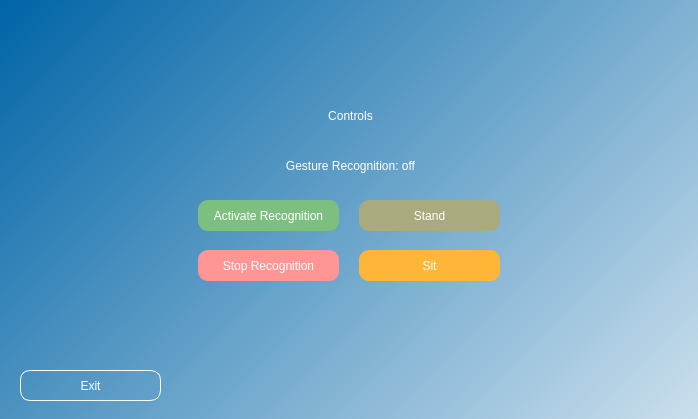
sagerpascal/zhaw_pa_robodog, file ui/control_window.ui: the form before one commit.
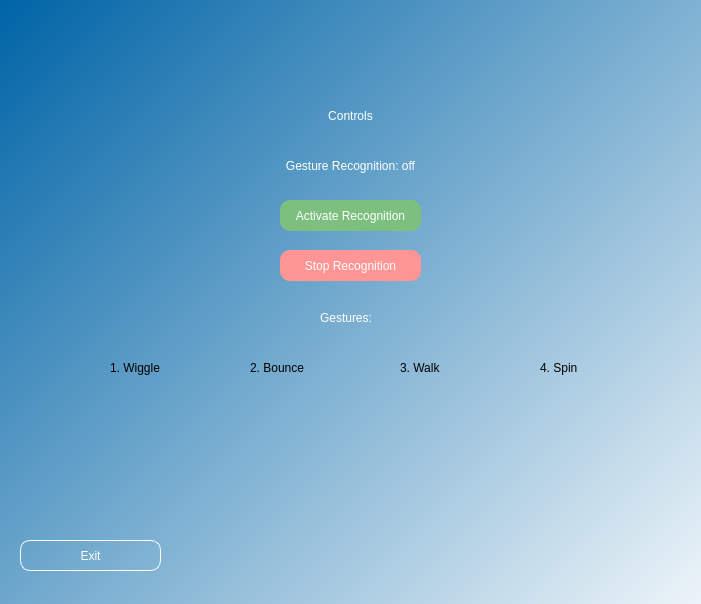
The form after the commit. Icons and pictures are not drawn.

Commit message: updated ui with gestures pics

The edit to the form file:
```diff
--- a/ui/control_window.ui
+++ b/ui/control_window.ui
@@ -6,8 +6,8 @@
    <rect>
     <x>0</x>
     <y>0</y>
-    <width>698</width>
-    <height>419</height>
+    <width>701</width>
+    <height>604</height>
    </rect>
   </property>
   <property name="windowTitle">
@@ -52,7 +52,7 @@
    <widget class="QPushButton" name="activateButton">
     <property name="geometry">
      <rect>
-      <x>198</x>
+      <x>280</x>
       <y>200</y>
       <width>141</width>
       <height>31</height>
@@ -72,7 +72,7 @@
     <property name="geometry">
      <rect>
       <x>20</x>
-      <y>370</y>
+      <y>540</y>
       <width>141</width>
       <height>31</height>
      </rect>
@@ -90,7 +90,7 @@
    <widget class="QPushButton" name="stopButton">
     <property name="geometry">
      <rect>
-      <x>198</x>
+      <x>280</x>
       <y>250</y>
       <width>141</width>
       <height>31</height>
@@ -129,42 +129,162 @@
      <set>Qt::AlignCenter</set>
     </property>
    </widget>
-   <widget class="QPushButton" name="sitButton">
+   <widget class="QLabel" name="label_2">
     <property name="geometry">
      <rect>
-      <x>359</x>
-      <y>250</y>
+      <x>320</x>
+      <y>310</y>
+      <width>61</width>
+      <height>16</height>
+     </rect>
+    </property>
+    <property name="styleSheet">
+     <string notr="true">color: rgb(255, 255, 255); 
+font: 75 12pt &quot;MS Shell Dlg 2&quot;;</string>
+    </property>
+    <property name="text">
+     <string>Gestures:</string>
+    </property>
+   </widget>
+   <widget class="QLabel" name="label_3">
+    <property name="geometry">
+     <rect>
+      <x>110</x>
+      <y>360</y>
+      <width>61</width>
+      <height>16</height>
+     </rect>
+    </property>
+    <property name="styleSheet">
+     <string notr="true">font: 75 11pt &quot;MS Shell Dlg 2&quot;;</string>
+    </property>
+    <property name="text">
+     <string>1. Wiggle</string>
+    </property>
+   </widget>
+   <widget class="QLabel" name="label_4">
+    <property name="geometry">
+     <rect>
+      <x>250</x>
+      <y>360</y>
+      <width>81</width>
+      <height>16</height>
+     </rect>
+    </property>
+    <property name="styleSheet">
+     <string notr="true">font: 75 11pt &quot;MS Shell Dlg 2&quot;;</string>
+    </property>
+    <property name="text">
+     <string>2. Bounce</string>
+    </property>
+   </widget>
+   <widget class="QLabel" name="label_5">
+    <property name="geometry">
+     <rect>
+      <x>400</x>
+      <y>360</y>
+      <width>51</width>
+      <height>16</height>
+     </rect>
+    </property>
+    <property name="styleSheet">
+     <string notr="true">font: 75 11pt &quot;MS Shell Dlg 2&quot;;</string>
+    </property>
+    <property name="text">
+     <string>3. Walk</string>
+    </property>
+   </widget>
+   <widget class="QLabel" name="label_6">
+    <property name="geometry">
+     <rect>
+      <x>540</x>
+      <y>360</y>
+      <width>51</width>
+      <height>16</height>
+     </rect>
+    </property>
+    <property name="styleSheet">
+     <string notr="true">font: 75 11pt &quot;MS Shell Dlg 2&quot;;</string>
+    </property>
+    <property name="text">
+     <string>4. Spin</string>
+    </property>
+   </widget>
+   <widget class="QLabel" name="label_7">
+    <property name="geometry">
+     <rect>
+      <x>350</x>
+      <y>390</y>
       <width>141</width>
-      <height>31</height>
+      <height>121</height>
      </rect>
     </property>
     <property name="styleSheet">
-     <string notr="true">border-radius: 10px;
-background-color: rgb(254, 182, 56);
-color: rgb(255, 255, 255);
-font: 9pt &quot;MS Shell Dlg 2&quot;;</string>
+     <string notr="true">image: url(:/newPrefix/hand_walk.jpg);</string>
     </property>
     <property name="text">
-     <string>Sit</string>
+     <string/>
     </property>
    </widget>
-   <widget class="QPushButton" name="standButton">
+   <widget class="QLabel" name="label_8">
     <property name="geometry">
      <rect>
-      <x>359</x>
-      <y>200</y>
+      <x>70</x>
+      <y>390</y>
       <width>141</width>
-      <height>31</height>
+      <height>121</height>
      </rect>
     </property>
     <property name="styleSheet">
-     <string notr="true">border-radius: 10px;
-background-color: rgb(170, 170, 127);
-color: rgb(255, 255, 255);
-font: 9pt &quot;MS Shell Dlg 2&quot;;</string>
+     <string notr="true">image: url(:/newPrefix/hand_wave.jpg);</string>
     </property>
     <property name="text">
-     <string>Stand</string>
+     <string/>
+    </property>
+   </widget>
+   <widget class="QLabel" name="label_9">
+    <property name="geometry">
+     <rect>
+      <x>260</x>
+      <y>440</y>
+      <width>43</width>
+      <height>13</height>
+     </rect>
+    </property>
+    <property name="text">
+     <string/>
+    </property>
+   </widget>
+   <widget class="QLabel" name="label_10">
+    <property name="geometry">
+     <rect>
+      <x>490</x>
+      <y>390</y>
+      <width>141</width>
+      <height>121</height>
+     </rect>
+    </property>
+    <property name="styleSheet">
+     <string notr="true">image: url(:/newPrefix/hand_spin.jpg);</string>
+    </property>
+    <property name="text">
+     <string/>
+    </property>
+   </widget>
+   <widget class="QLabel" name="label_11">
+    <property name="geometry">
+     <rect>
+      <x>210</x>
+      <y>390</y>
+      <width>141</width>
+      <height>121</height>
+     </rect>
+    </property>
+    <property name="styleSheet">
+     <string notr="true">image: url(:/newPrefix/hand_updown.jpg);</string>
+    </property>
+    <property name="text">
+     <string/>
     </property>
    </widget>
   </widget>
```
Left out of the diff: 8 changed lines with no effect on the pictures. The commit also changes 7 other files.
